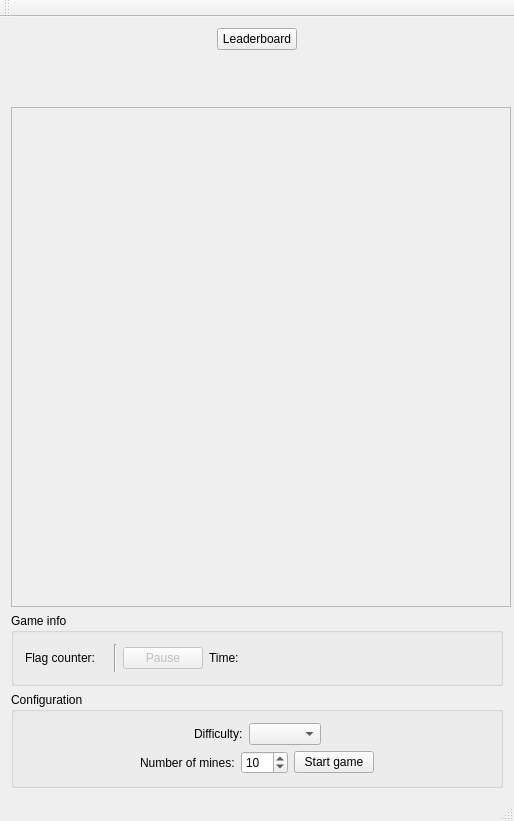
pavolmarak/minesweeper, file game_gui.ui: the form before one commit.
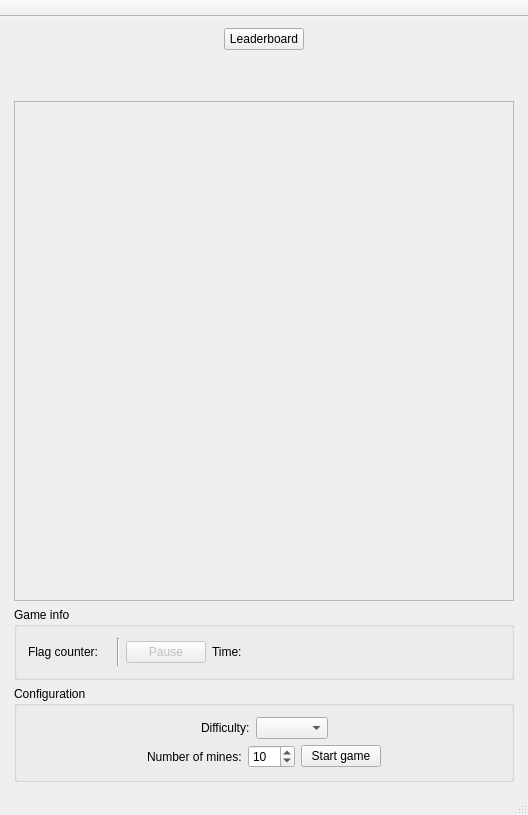
The form after the commit. Custom widgets are drawn as their Qt base class.

Commit message: Massive code reorganization is underway. Separating game logic from GUI.

```diff
--- a/game_gui.ui
+++ b/game_gui.ui
@@ -6,26 +6,26 @@
    <rect>
     <x>0</x>
     <y>0</y>
-    <width>514</width>
-    <height>821</height>
+    <width>528</width>
+    <height>815</height>
    </rect>
   </property>
   <property name="sizePolicy">
-   <sizepolicy hsizetype="Minimum" vsizetype="Maximum">
+   <sizepolicy hsizetype="Fixed" vsizetype="Fixed">
     <horstretch>0</horstretch>
     <verstretch>0</verstretch>
    </sizepolicy>
   </property>
   <property name="minimumSize">
    <size>
-    <width>514</width>
-    <height>0</height>
+    <width>528</width>
+    <height>815</height>
    </size>
   </property>
   <property name="maximumSize">
    <size>
-    <width>514</width>
-    <height>821</height>
+    <width>528</width>
+    <height>815</height>
    </size>
   </property>
   <property name="windowTitle">
@@ -95,12 +95,30 @@
        </spacer>
       </item>
       <item>
+       <layout class="QHBoxLayout" name="horizontalLayout_8">
+        <item>
+         <spacer name="horizontalSpacer_12">
+          <property name="orientation">
+           <enum>Qt::Horizontal</enum>
+          </property>
+          <property name="sizeType">
+           <enum>QSizePolicy::Expanding</enum>
+          </property>
+          <property name="sizeHint" stdset="0">
+           <size>
+            <width>40</width>
+            <height>20</height>
+           </size>
+          </property>
+         </spacer>
+        </item>
+        <item>
        <widget class="MyTable" name="visibleGrid">
         <property name="enabled">
          <bool>false</bool>
         </property>
         <property name="sizePolicy">
-         <sizepolicy hsizetype="Minimum" vsizetype="Minimum">
+           <sizepolicy hsizetype="Fixed" vsizetype="Fixed">
           <horstretch>0</horstretch>
           <verstretch>0</verstretch>
          </sizepolicy>
@@ -124,13 +142,16 @@
          <bool>true</bool>
         </property>
         <property name="verticalScrollBarPolicy">
-         <enum>Qt::ScrollBarAsNeeded</enum>
+           <enum>Qt::ScrollBarAlwaysOff</enum>
         </property>
         <property name="horizontalScrollBarPolicy">
-         <enum>Qt::ScrollBarAsNeeded</enum>
+           <enum>Qt::ScrollBarAlwaysOff</enum>
         </property>
         <property name="sizeAdjustPolicy">
-         <enum>QAbstractScrollArea::AdjustToContentsOnFirstShow</enum>
+           <enum>QAbstractScrollArea::AdjustToContents</enum>
+          </property>
+          <property name="editTriggers">
+           <set>QAbstractItemView::NoEditTriggers</set>
         </property>
         <property name="selectionMode">
          <enum>QAbstractItemView::SingleSelection</enum>
@@ -165,13 +186,61 @@
        </widget>
       </item>
       <item>
+         <spacer name="horizontalSpacer_13">
+          <property name="orientation">
+           <enum>Qt::Horizontal</enum>
+          </property>
+          <property name="sizeType">
+           <enum>QSizePolicy::Expanding</enum>
+          </property>
+          <property name="sizeHint" stdset="0">
+           <size>
+            <width>40</width>
+            <height>20</height>
+           </size>
+          </property>
+         </spacer>
+        </item>
+       </layout>
+      </item>
+      <item>
+       <layout class="QHBoxLayout" name="horizontalLayout_6">
+        <item>
+         <spacer name="horizontalSpacer_8">
+          <property name="orientation">
+           <enum>Qt::Horizontal</enum>
+          </property>
+          <property name="sizeType">
+           <enum>QSizePolicy::Preferred</enum>
+          </property>
+          <property name="sizeHint" stdset="0">
+           <size>
+            <width>40</width>
+            <height>20</height>
+           </size>
+          </property>
+         </spacer>
+        </item>
+        <item>
        <widget class="QGroupBox" name="gameinfo_groupbox">
         <property name="sizePolicy">
-         <sizepolicy hsizetype="Preferred" vsizetype="Maximum">
+           <sizepolicy hsizetype="Preferred" vsizetype="Preferred">
           <horstretch>0</horstretch>
           <verstretch>0</verstretch>
          </sizepolicy>
         </property>
+          <property name="minimumSize">
+           <size>
+            <width>500</width>
+            <height>0</height>
+           </size>
+          </property>
+          <property name="maximumSize">
+           <size>
+            <width>500</width>
+            <height>16777215</height>
+           </size>
+          </property>
         <property name="title">
          <string>Game info</string>
         </property>
@@ -263,13 +332,61 @@
        </widget>
       </item>
       <item>
+         <spacer name="horizontalSpacer_9">
+          <property name="orientation">
+           <enum>Qt::Horizontal</enum>
+          </property>
+          <property name="sizeType">
+           <enum>QSizePolicy::Preferred</enum>
+          </property>
+          <property name="sizeHint" stdset="0">
+           <size>
+            <width>40</width>
+            <height>20</height>
+           </size>
+          </property>
+         </spacer>
+        </item>
+       </layout>
+      </item>
+      <item>
+       <layout class="QHBoxLayout" name="horizontalLayout_7">
+        <item>
+         <spacer name="horizontalSpacer_10">
+          <property name="orientation">
+           <enum>Qt::Horizontal</enum>
+          </property>
+          <property name="sizeType">
+           <enum>QSizePolicy::Preferred</enum>
+          </property>
+          <property name="sizeHint" stdset="0">
+           <size>
+            <width>40</width>
+            <height>20</height>
+           </size>
+          </property>
+         </spacer>
+        </item>
+        <item>
        <widget class="QGroupBox" name="config_groupbox">
         <property name="sizePolicy">
-         <sizepolicy hsizetype="Preferred" vsizetype="Maximum">
+           <sizepolicy hsizetype="Preferred" vsizetype="Preferred">
           <horstretch>0</horstretch>
           <verstretch>0</verstretch>
          </sizepolicy>
         </property>
+          <property name="minimumSize">
+           <size>
+            <width>500</width>
+            <height>0</height>
+           </size>
+          </property>
+          <property name="maximumSize">
+           <size>
+            <width>500</width>
+            <height>16777215</height>
+           </size>
+          </property>
         <property name="title">
          <string>Configuration</string>
         </property>
@@ -374,11 +491,32 @@
         </layout>
        </widget>
       </item>
+        <item>
+         <spacer name="horizontalSpacer_11">
+          <property name="orientation">
+           <enum>Qt::Horizontal</enum>
+          </property>
+          <property name="sizeType">
+           <enum>QSizePolicy::Preferred</enum>
+          </property>
+          <property name="sizeHint" stdset="0">
+           <size>
+            <width>40</width>
+            <height>20</height>
+           </size>
+          </property>
+         </spacer>
+        </item>
+       </layout>
+      </item>
      </layout>
     </item>
    </layout>
   </widget>
   <widget class="QToolBar" name="mainToolBar">
+   <property name="movable">
+    <bool>false</bool>
+   </property>
    <attribute name="toolBarArea">
     <enum>TopToolBarArea</enum>
    </attribute>
```
Left out of the diff: 4 changed lines with no effect on the pictures. Lines whose indentation alone changed are shown as unchanged. The commit also changes 3 other files.
